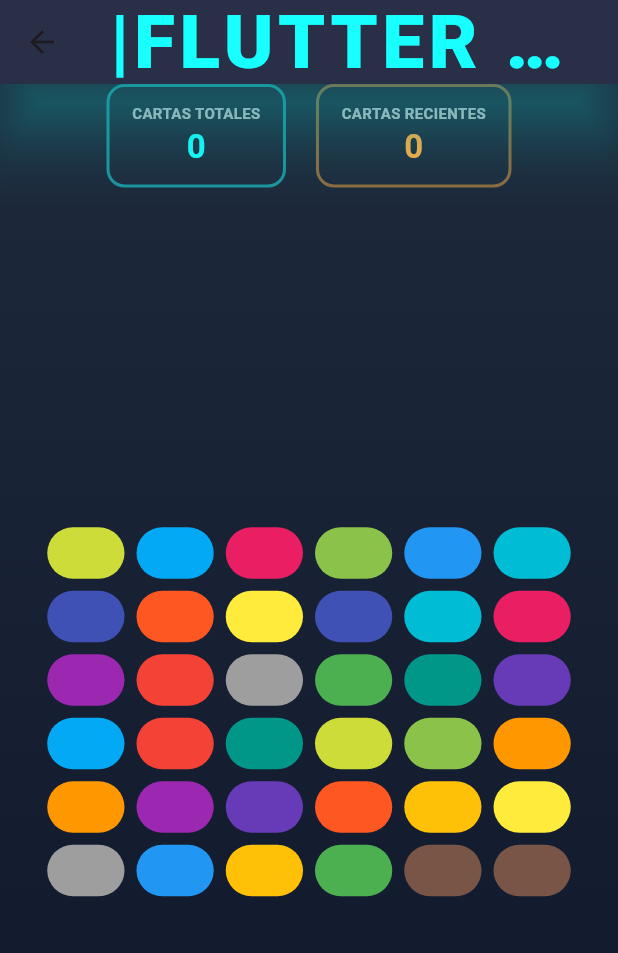
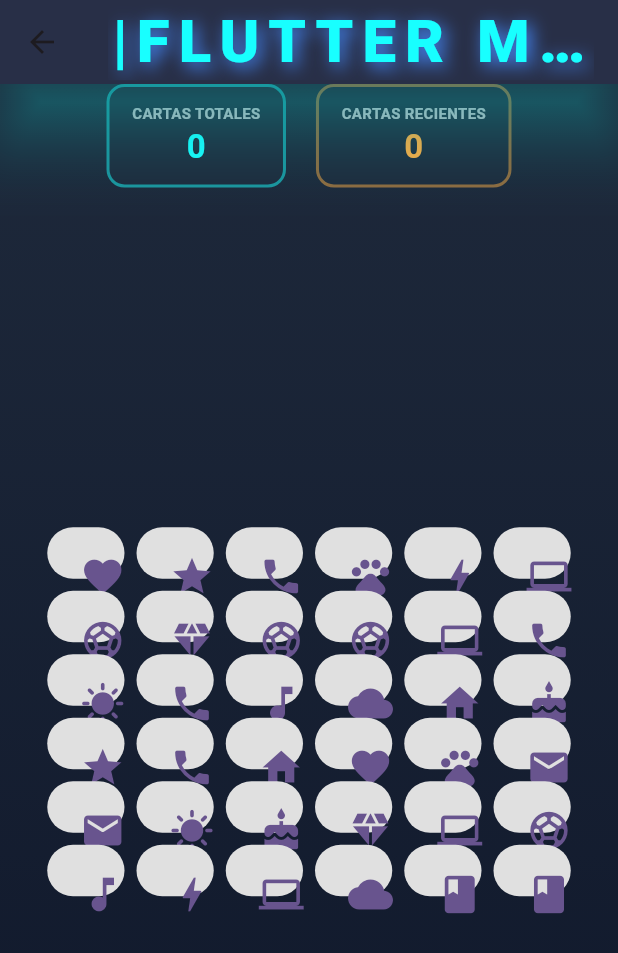
Before and after one commit to danbarreda/flutter_memory, a Flutter app: the screen it shows after launch, after a tap on "COMENZAR A JUGAR", on a phone screen of 412 x 824 dp. Shown: the top 953 px of the screen. Run offline on Flutter 3.47's test engine with Material 3 defaults, Android fonts, the phone set to English and light mode, and no system bars; Roboto replaces fonts that are missing (Impact).

Commit message:
Mejoras en diseño, implementación de íconos en las cartas, y lógica que oculta automáticamente el tablero y lo resfresca

```diff
--- a/lib/classes/card.dart
+++ b/lib/classes/card.dart
@@ -5,7 +5,7 @@ import 'package:flutter_memory/widgets/CardWidget.dart';
 
 class MemoryCard {
   MemoryCard? brother;
-  Color? color;
+  IconData? icon;
   ValueNotifier<bool> isFlipped = ValueNotifier<bool>(true);
   ValueNotifier<bool> buttonEnabled = ValueNotifier<bool>(true);
   (int, int)? coordinate = (-1, -1);
@@ -18,10 +18,10 @@ class MemoryCard {
   }
 
   /// Asigna un color a la carta y a su hermano si no tiene color asignado
-  void setColor(Color colorToSet) {
-    color = colorToSet;
-    if (brother != null && brother!.color == null) {
-      brother!.color = colorToSet;
+  void setIcon(IconData iconToSet) {
+    icon = iconToSet;
+    if (brother != null && brother!.icon == null) {
+      brother!.icon = iconToSet;
     }
   }
 
--- a/lib/classes/game.dart
+++ b/lib/classes/game.dart
@@ -1,5 +1,4 @@
 import 'dart:async';
-
 import 'package:flutter/material.dart';
 import 'package:flutter/foundation.dart';
 import 'package:flutter_memory/classes/card.dart';
@@ -11,29 +10,44 @@ class Game {
   int columns = 6;
   int timeToStart = 6;
   dynamic timer;
-  late Column gridWidget = buildGrid();
+  final GlobalKey<GridWidgetState> gridKey = GlobalKey<GridWidgetState>();
+  late Widget gridWidget = buildGrid();
   ValueNotifier<int> recentFlippedCards = ValueNotifier<int>(0);
   ValueNotifier<int> totalFlippedCards = ValueNotifier<int>(0);
-  List<dynamic> availableColors = [
-    Colors.red,
-    Colors.blue,
-    Colors.green,
-    Colors.yellow,
-    Colors.orange,
-    Colors.purple,
-    Colors.cyan,
-    Colors.pink,
-    Colors.brown,
-    Colors.grey,
-    Colors.teal,
-    Colors.lime,
-    Colors.indigo,
-    Colors.amber,
-    Colors.deepOrange,
-    Colors.lightGreen,
-    Colors.lightBlue,
-    Colors.deepPurple,
+  List<IconData> availableIcons = [
+  Icons.favorite,
+  Icons.star,
+  Icons.home,
+  Icons.pets,
+  Icons.book,
+  Icons.cake,
+  Icons.music_note,
+  Icons.sports_soccer,
+  Icons.computer,
+  Icons.phone,
+  Icons.sports_soccer,
+  Icons.computer,
+  Icons.phone,
+  Icons.email,
+  Icons.cloud,
+  Icons.sunny,
+  Icons.flag,
+  Icons.book,
+  Icons.diamond,
+  Icons.bolt,
+  Icons.airplanemode_active,
 ];
+
+Widget buildGrid() {
+    createGrid();
+    assignBrothers();
+    return GridWidget(key: gridKey, game: this);
+  }
+
+  // MÉTODO 2: Para actualizarlo después de cambios
+  void refreshBoard() {
+    gridKey.currentState?.refresh();
+  }
 
   /// Genera una matriz bidimensional de cartas con las dimensiones dadas (en este casos siempre sera 6x6)
   void createGrid() {
@@ -44,6 +58,7 @@ class Game {
   }
 
   /// A cada carta se le asigna un hermano en una posicion aleatoria
+
 void assignBrothers() {
   List<(int, int)> posiciones = [];
   for (int i = 0; i < columns; i++) {
@@ -52,6 +67,12 @@ class Game {
     }
   }
   posiciones.shuffle();
+
+  // MEZCLA LOS ICONOS TAMBIÉN
+  List<IconData> shuffledIcons = List.from(availableIcons);
+  shuffledIcons.shuffle();
+
+  int iconIndex = 0;
   while (posiciones.isNotEmpty) {
     (int, int) pos1 = posiciones.removeLast();
     (int, int) pos2 = posiciones.removeLast();
@@ -60,38 +81,14 @@ class Game {
     MemoryCard brother = grid[pos2.$2][pos2.$1];
     actual.setBrother(brother);
     brother.setBrother(actual);
-      actual.setColor(availableColors[availableColors.length - 1]);
-      availableColors.removeLast();
+
+    // CORRECCIÓN: Usa el índice módulo la longitud de la lista
+    actual.setIcon(shuffledIcons[iconIndex % shuffledIcons.length]);
+    iconIndex++;
   }
 }
 
-  /// Construye el widget que muestra la matriz de cartas
-  Column buildGrid() {
-    createGrid();
-    assignBrothers();
-    List<Widget> rowWidgets = [];
-    for (int i = 0; i < rows; i++) {
-      List<Widget> columnWidgets = [];
-      for (int j = 0; j < columns; j++) {
-        columnWidgets.add(
-          Padding(
-            padding: const EdgeInsets.all(4.0),
-            child: grid[j][i].build("", this),
-          ),
-        );
-      }
-      rowWidgets.add(
-        Row(
-          mainAxisAlignment: MainAxisAlignment.center,
-          children: columnWidgets,
-        ),
-      );
-    }
-    return Column(
-      mainAxisAlignment: MainAxisAlignment.center,
-      children: rowWidgets,
-    );
-  }
+
 
   bool checkWin() {
     return totalFlippedCards.value / (rows * columns) == 1;
@@ -109,14 +106,16 @@ class Game {
   }
 
   void flipCards() {
-    Timer(Duration(seconds: 6), () {
+    Timer(Duration(seconds: 3), () {
       for (int i = 0; i < rows; i++) {
         for (int j = 0; j < columns; j++) {
           grid[j][i].isFlipped.value = false;
         }
       }
+      refreshBoard();
     });
   }
+
 
   Widget _scoreItem(
     String title,
@@ -138,7 +137,8 @@ class Game {
             children: [
               Text(
                 title,
-                style: const TextStyle(
+                style: TextStyle(
+                  fontFamily: 'Impact',
                   color: Colors.white70,
                   fontSize: 10,
                   fontWeight: FontWeight.bold,
@@ -147,6 +147,7 @@ class Game {
               Text(
                 "$value",
                 style: TextStyle(
+                  fontFamily: 'Impact',
                   color: color,
                   fontSize: 22,
                   fontWeight: FontWeight.bold,
@@ -159,3 +160,50 @@ class Game {
     );
   }
 }
+
+
+class GridWidget extends StatefulWidget {
+  final Game game;
+  const GridWidget({super.key, required this.game});
+
+  @override
+  State<GridWidget> createState() => GridWidgetState();
+}
+
+class GridWidgetState extends State<GridWidget> {
+
+  /// Método público para actualizar el tablero
+  void refresh() {
+    if (mounted) {
+      setState(() {});
+    }
+  }
+
+  @override
+  Widget build(BuildContext context) {
+    List<Widget> rowWidgets = [];
+
+    for (int i = 0; i < widget.game.rows; i++) {
+      List<Widget> columnWidgets = [];
+      for (int j = 0; j < widget.game.columns; j++) {
+        columnWidgets.add(
+          Padding(
+            padding: const EdgeInsets.all(4.0),
+            child: widget.game.grid[j][i].build("", widget.game),
+          ),
+        );
+      }
+      rowWidgets.add(
+        Row(
+          mainAxisAlignment: MainAxisAlignment.center,
+          children: columnWidgets,
+        ),
+      );
+    }
+
+    return Column(
+      mainAxisAlignment: MainAxisAlignment.center,
+      children: rowWidgets,
+    );
+  }
+}
--- a/lib/main.dart
+++ b/lib/main.dart
@@ -18,7 +18,7 @@ class MyApp extends StatelessWidget {
         useMaterial3: true,
       ),
       // MIRA AQUÍ: Quitamos el MyHomePage y ponemos tu StartScreen
-      home: const StartScreen(),
+      home: StartScreen(),
     );
   }
 }
@@ -88,13 +88,21 @@ class _MyHomePageState extends State<MyHomePage> {
         elevation: 20,
         shadowColor: Colors.cyanAccent.withOpacity(0.8),
         backgroundColor: const Color(0xFF1E293B),
-        title: const Text(
+        title: Text(
           "|FLUTTER MEMORY|",
           style: TextStyle(
             fontWeight: FontWeight.w900,
-            fontSize: 50,
-            letterSpacing: 3,
+            fontSize: 40,
+            letterSpacing: 6,
             color: Colors.cyanAccent,
+            shadows: [
+              // AGREGA SOMBRAS
+              Shadow(
+                color: Colors.blueAccent,
+                blurRadius: 15,
+                offset: Offset(3, 3),
+              ),
+            ],
           ),
         ),
       ),
--- a/lib/screens/start_screen.dart
+++ b/lib/screens/start_screen.dart
@@ -3,16 +3,16 @@ import 'package:flutter/material.dart';
 import '../main.dart';
 
 class StartScreen extends StatelessWidget {
-  const StartScreen({super.key});
+  StartScreen({super.key});
 
   @override
   Widget build(BuildContext context) {
     return Scaffold(
       // Usamos el color oscuro que ya tienen en el proyecto
-      backgroundColor: const Color(0xFF0F172A),
+      backgroundColor: Color(0xFF0F172A),
       body: Container(
         width: double.infinity,
-        decoration: const BoxDecoration(
+        decoration: BoxDecoration(
           gradient: LinearGradient(
             begin: Alignment.topCenter,
             end: Alignment.bottomCenter,
@@ -22,21 +22,30 @@ class StartScreen extends StatelessWidget {
         child: Column(
           mainAxisAlignment: MainAxisAlignment.center,
           children: [
-            const Text(
+            Text(
               "WELCOME TO FLUTTER\nMEMORY",
               textAlign: TextAlign.center,
               style: TextStyle(
+                fontFamily: 'Courier New',
                 fontSize: 60,
                 fontWeight: FontWeight.w900,
-                color: Color.fromARGB(255, 4, 154, 248),
+                color: Color.fromARGB(255, 154, 175, 188),
                 letterSpacing: 4,
+                shadows: [
+                    Shadow(
+                      color: Color.fromARGB(255, 40, 138, 138),
+                      blurRadius: 20,
+                      offset: Offset(0, 0),
+                    ),
+                  ],
+
               ),
             ),
-            const SizedBox(height: 60),
+            SizedBox(height: 60),
             ElevatedButton(
               style: ElevatedButton.styleFrom(
-                backgroundColor: const Color.fromARGB(255, 5, 207, 218),
-                padding: const EdgeInsets.symmetric(
+                backgroundColor: Color.fromARGB(255, 5, 207, 218),
+                padding: EdgeInsets.symmetric(
                   horizontal: 40,
                   vertical: 20,
                 ),
@@ -49,16 +58,17 @@ class StartScreen extends StatelessWidget {
                   context,
                   MaterialPageRoute(
                     builder: (context) =>
-                        const MyHomePage(title: 'Flutter Memory'),
+                        MyHomePage(title: 'Flutter Memory'),
                   ),
                 );
               },
-              child: const Text(
+              child: Text(
                 "COMENZAR A JUGAR",
                 style: TextStyle(
-                  color: Color(0xFF0F172A),
-                  fontWeight: FontWeight.bold,
-                  fontSize: 18,
+                  fontSize: 22,                    // AUMENTADO
+                  fontWeight: FontWeight.w700,     // w700 = bold
+                  color: Colors.black,
+                  letterSpacing: 3,
                 ),
               ),
             ),
--- a/lib/widgets/CardWidget.dart
+++ b/lib/widgets/CardWidget.dart
@@ -66,6 +66,7 @@ class _CardWidgetState extends State<CardWidget>
     (int, int)? coord = widget.card.coordinate;
     (int, int)? brotherCoord = widget.card.brother!.coordinate;
     bool enabled = widget.card.buttonEnabled.value;
+
     if (!widget.card.isFlipped.value) {
       return ValueListenableBuilder(
         valueListenable: widget.card.isFlipped,
@@ -80,8 +81,10 @@ class _CardWidgetState extends State<CardWidget>
             ),
             child: TextButton(
               onPressed: widget.card.buttonEnabled.value ? setFlipped : null,
-              child: Text(
-                "Estado: $value\n Coord: $coord \n Brother: $brotherCoord",
+              child: Icon(
+                Icons.question_mark,  // Icono cuando está boca abajo
+                color: Colors.white,
+                size: 30,
               ),
             ),
           );
@@ -99,12 +102,14 @@ class _CardWidgetState extends State<CardWidget>
                 width: width * 1.5,
                 height: width,
                 decoration: BoxDecoration(
-                  color: widget.card.color,
+                  color: Colors.grey[300],
                   borderRadius: BorderRadius.circular(20),
                 ),
                 child: TextButton(
                   onPressed: value ? setUnflipped : null,
-                  child: Text("Estado: True\n Button enabled: $enabled"),
+                  child: widget.card.icon != null
+                      ? Icon(widget.card.icon, size: 30)
+                      : Icon(Icons.error, size: 30),
                 ),
               );
             },
```
Lines whose indentation alone changed are shown as unchanged.
